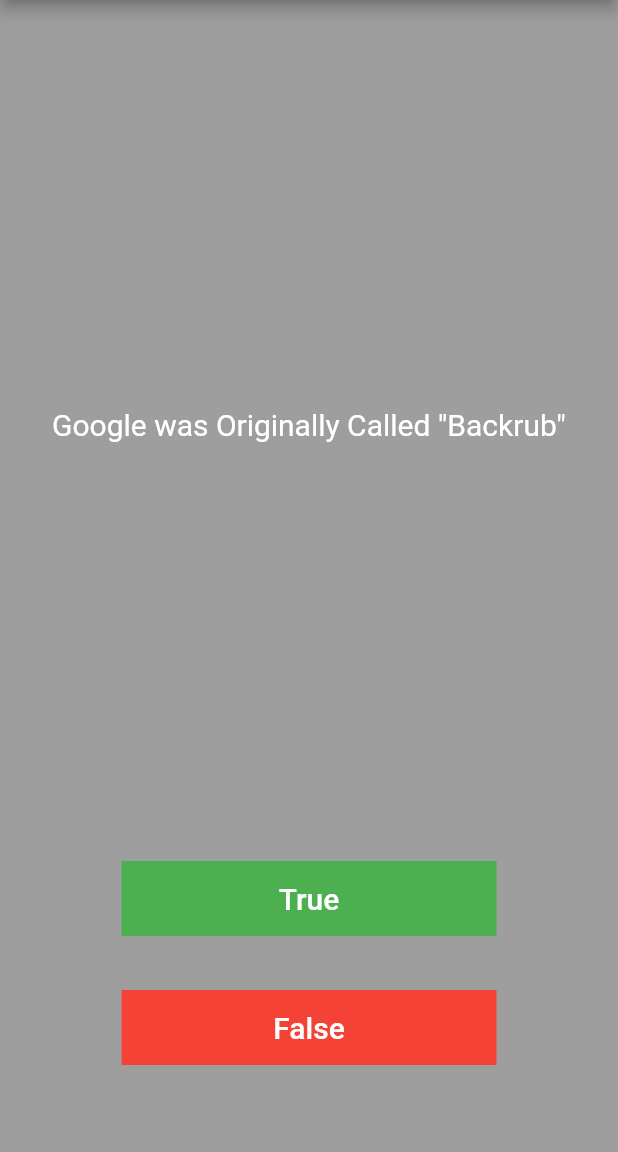
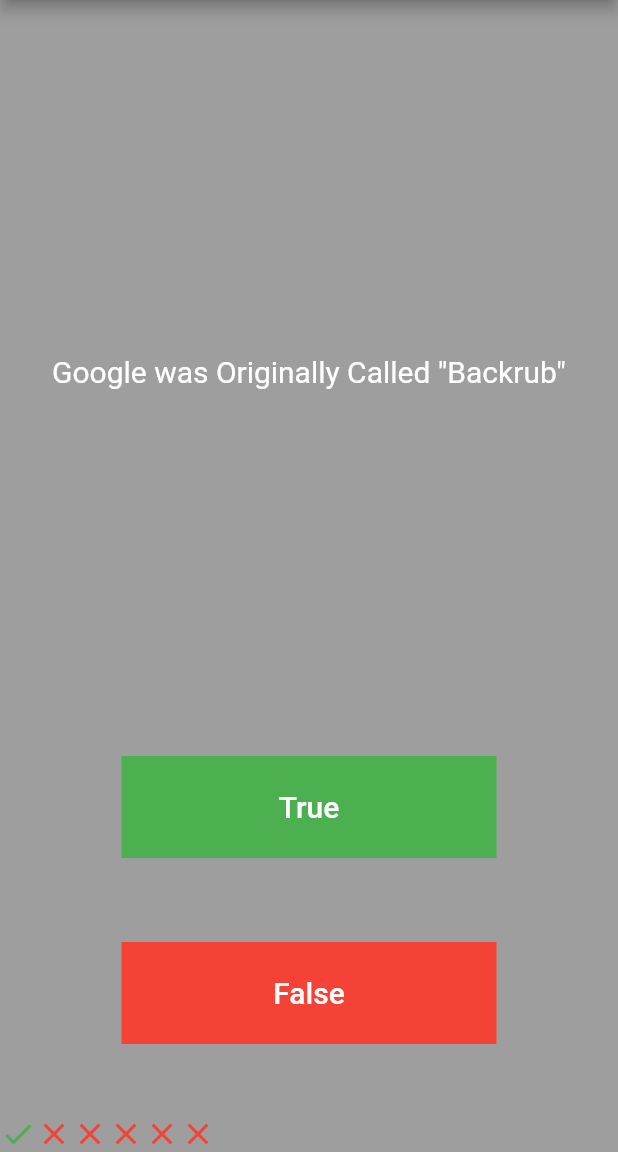
Before and after one commit to shashiradw/quizzer, a Flutter app: the screen it shows after launch, on a phone screen of 412 x 824 dp, the part 84-1236 px from its top. Run offline on Flutter 3.47's test engine with Material 2 defaults, Android fonts, the phone set to English and light mode, and no system bars.

Commit message:
Added complete Icon

```diff
--- a/lib/main.dart
+++ b/lib/main.dart
@@ -26,6 +26,7 @@ class _QuizAppState extends State<QuizApp> {
           child: Column(
             children: [
               Expanded(
+                   flex: 4,
                   child: Container(
                     margin: EdgeInsets.only(left: 20.0, right: 20.0),
                     alignment: Alignment.center,
@@ -38,15 +39,16 @@ class _QuizAppState extends State<QuizApp> {
                   ),
                 ),
                 //True Btn
-             TextButton(
+              Expanded(
+                 flex: 1,
+                 child: TextButton(
                      onPressed: (){
                      },
                      child: Container(
-                   margin: EdgeInsets.only(bottom: 20.0),
+                       margin: EdgeInsets.only(bottom: 40.0),
                        alignment: Alignment.center,
                        color: Colors.green,
                        width: 250.0,
-                   height: 50.0,
                        child: Text('True',
                          style: TextStyle(
                            color: Colors.white,
@@ -55,18 +57,18 @@ class _QuizAppState extends State<QuizApp> {
                        ),
                      ),
                  ),
-
+               ),
               //False btn
-              Center(
+              Expanded(
+                flex: 1,
                 child: TextButton(
                   onPressed: (){
                   },
                   child: Container(
-                    margin: EdgeInsets.only(bottom: 50.0),
+                    margin: EdgeInsets.only(bottom: 40.0),
                     alignment: Alignment.center,
                     color: Colors.red,
                     width: 250.0,
-                    height: 50.0,
                     child: Text('False',
                       style: TextStyle(
                         color: Colors.white,
@@ -75,7 +77,37 @@ class _QuizAppState extends State<QuizApp> {
                     ),
                   ),
                 ),
-              )
+              ),
+
+              Row(
+                children: [
+                  Icon(
+                    Icons.check,
+                    color:Colors.green,
+                  ),
+                  Icon(
+                    Icons.close,
+                    color:Colors.red,
+                  ),
+                  Icon(
+                    Icons.close,
+                    color:Colors.red,
+                  ),
+                  Icon(
+                    Icons.close,
+                    color:Colors.red,
+                  ),
+                  Icon(
+                    Icons.close,
+                    color:Colors.red,
+                  ),
+                  Icon(
+                    Icons.close,
+                    color:Colors.red,
+                  ),
+                ],
+              ),
+
 
             ],
           ),
```
Lines whose indentation alone changed are shown as unchanged.
